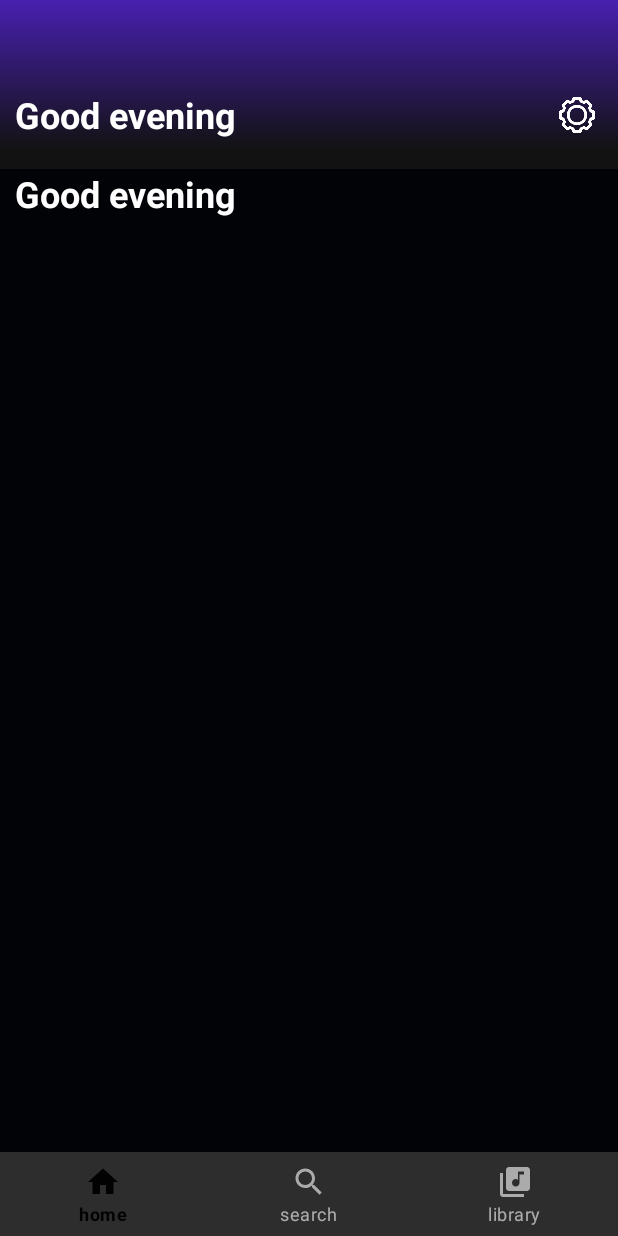
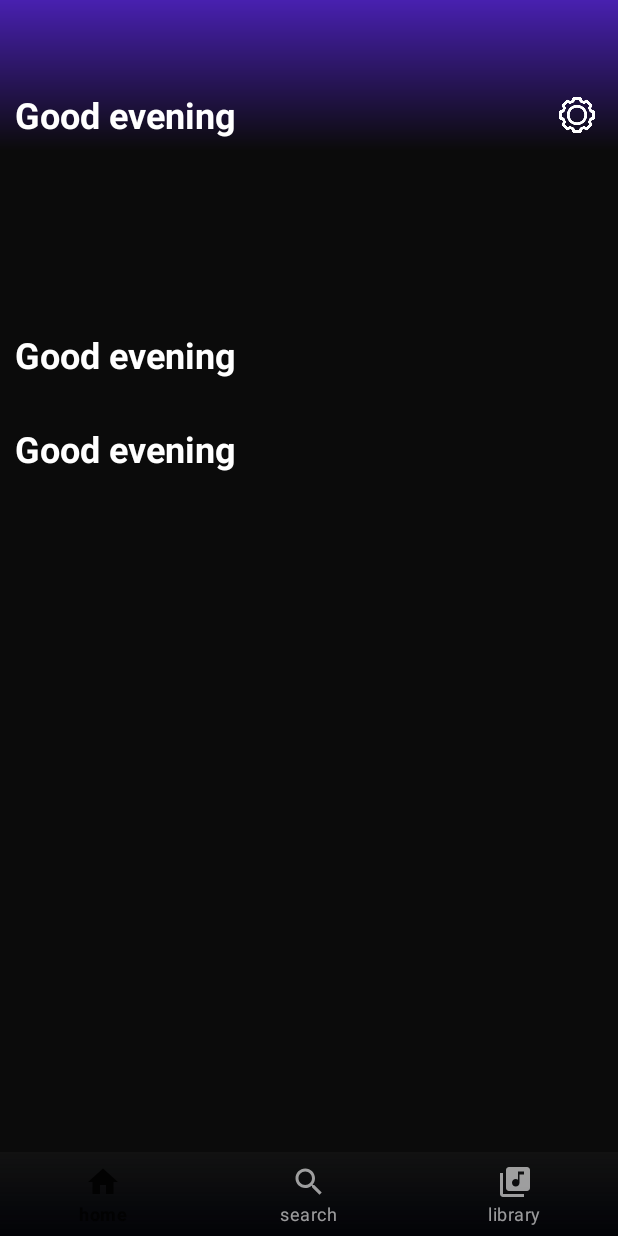
Before and after one commit to vickatGit/Spotify_Clone, an Android app: the HomeFragment screen opened directly, with no data from a screen before it, on a phone screen of 412 x 824 dp. Run offline under Robolectric (Android 15) with nearby library versions, the phone set to English and light mode, and no system bars; our stand-ins replace Firebase (no records; nobody signed in at launch, a user with empty details on screens opened directly); libraries missing offline, so code that uses them is left out: com.adamratzman.spotify; 17 statements that could not run were skipped.

Commit message:
whole HomeFragment converted into recyclerview

```diff
--- a/app/build.gradle
+++ b/app/build.gradle
@@ -66,6 +66,8 @@ implementation 'com.android.support:support-v4:28.0.0'
     implementation("com.adamratzman:spotify-api-kotlin-core:3.8.6")
     implementation("org.jetbrains.kotlinx:kotlinx-coroutines-core:1.6.4")
     implementation("org.jetbrains.kotlinx:kotlinx-coroutines-android:1.6.4")
+    implementation("org.jetbrains.kotlinx:kotlinx-serialization-json:1.2.1")
+    implementation("org.jetbrains.kotlinx:kotlinx-serialization-protobuf:1.2.1")
 
     implementation("com.squareup.retrofit2:converter-gson:2.9.0")
 
--- a/app/src/main/java/com/example/spotify_clone/Adapters/ParentClassAdapter.kt
+++ b/app/src/main/java/com/example/spotify_clone/Adapters/ParentClassAdapter.kt
@@ -7,28 +7,73 @@ import android.view.ViewGroup
 import android.widget.TextView
 import androidx.fragment.app.FragmentActivity
 import androidx.lifecycle.Observer
+import androidx.recyclerview.widget.GridLayoutManager
 import androidx.recyclerview.widget.LinearLayoutManager
 import androidx.recyclerview.widget.RecyclerView
+import com.adamratzman.spotify.models.SimplePlaylist
 import com.example.spotify_clone.Models.ApiRelatedModels.Thumbnail
 import com.example.spotify_clone.R
+import com.example.spotify_clone.ViewModels.HomeFragmentViewModel
 
-class ParentClassAdapter(val allLists: ArrayList<List<Thumbnail>>, val requireActivity: FragmentActivity) : RecyclerView.Adapter<ParentClassAdapter.ListHolder>() {
+class ParentClassAdapter(
+    val allLists: ArrayList<List<Thumbnail>>,
+    val requireActivity: FragmentActivity,
+    val viewModel: HomeFragmentViewModel
+) : RecyclerView.Adapter<RecyclerView.ViewHolder>() {
 
-    override fun onCreateViewHolder(parent: ViewGroup, viewType: Int): ListHolder {
-        val view=LayoutInflater.from(parent.context).inflate(R.layout.home_list_layout,parent,false)
-        return ListHolder(view)
+    private lateinit var homeTopCategoryAdaptor:HomeTopAdapter
+    private lateinit var allCategories:ArrayList<SimplePlaylist>
+
+
+    override fun onCreateViewHolder(parent: ViewGroup, viewType: Int): RecyclerView.ViewHolder {
+        var view:View
+        if(viewType==1){
+            view=LayoutInflater.from(parent.context).inflate(R.layout.home_top_and_grid_layout,parent,false)
+            return HomeTopHolder(view)
+        }else {
+            view = LayoutInflater.from(parent.context)
+                .inflate(R.layout.home_list_layout, parent, false)
+            return ListHolder(view)
+        }
     }
 
-    override fun onBindViewHolder(holder: ListHolder, position: Int) {
-        holder.list.layoutManager=LinearLayoutManager(requireActivity,LinearLayoutManager.HORIZONTAL,false)
-        val childList=allLists.get(position)
-        val childAdapter=ChildListAdapter(childList,requireActivity)
-        holder.list.setAdapter(childAdapter)
-        allLists.get(position).get(0).observer.observe(requireActivity, Observer {
-            childAdapter.updateAdapter(it!!,childAdapter)
-            Log.d("TAG", "onBindViewHolder: $it")
-        })
+    override fun getItemViewType(position: Int): Int {
+        if(position==0){
+            return  1
+        }
+        else
+            return 0
     }
+
+    override fun onBindViewHolder(holder: RecyclerView.ViewHolder, position: Int) {
+        if(position==0){
+            allCategories= ArrayList(5)
+            val view=holder as HomeTopHolder
+            view.topCategories.layoutManager=GridLayoutManager(requireActivity,2)
+            homeTopCategoryAdaptor= HomeTopAdapter(allCategories)
+            view.topCategories.adapter=homeTopCategoryAdaptor
+            viewModel.getFetchedCategories().observe(requireActivity, Observer {
+                allCategories.clear()
+                allCategories.addAll(it)
+                homeTopCategoryAdaptor.notifyDataSetChanged()
+
+            })
+        }
+        else {
+            val holder=holder as ListHolder
+
+            holder.list.layoutManager = LinearLayoutManager(requireActivity, LinearLayoutManager.HORIZONTAL, false)
+            holder.about.text = allLists.get(position).get(0).name
+            val childList = allLists.get(position)
+            val childAdapter = ChildListAdapter(childList, requireActivity)
+            holder.list.setAdapter(childAdapter)
+            allLists.get(position).get(0).observer.observe(requireActivity, Observer {
+                childAdapter.updateAdapter(it!!, childAdapter)
+                Log.d("TAG", "onBindViewHolder: $it")
+            })
+        }
+    }
+
 
     override fun getItemCount(): Int {
         return allLists.size
@@ -38,5 +83,10 @@ class ParentClassAdapter(val allLists: ArrayList<List<Thumbnail>>, val requireAc
         val list:RecyclerView=view.findViewById(R.id.list)
 
     }
+    inner class HomeTopHolder(view:View): RecyclerView.ViewHolder(view){
+        var topCategories:RecyclerView=view.findViewById(R.id.layout_grid)
+    }
+
+
 
 }
--- a/app/src/main/java/com/example/spotify_clone/Fragment/HomeFragment.kt
+++ b/app/src/main/java/com/example/spotify_clone/Fragment/HomeFragment.kt
@@ -6,6 +6,7 @@ import android.util.Log
 import android.view.LayoutInflater
 import android.view.View
 import android.view.ViewGroup
+import android.widget.ScrollView
 import androidx.fragment.app.Fragment
 import androidx.lifecycle.Observer
 import androidx.lifecycle.ViewModelProvider
@@ -22,15 +23,16 @@ import com.example.spotify_clone.ViewModels.HomeFragmentViewModel
 
 class HomeFragment : Fragment() {
     private lateinit var viewModel:HomeFragmentViewModel
-    private lateinit var artists:RecyclerView
+//    private lateinit var artists:RecyclerView
     private lateinit var allListsRecyclerView:RecyclerView
-    private lateinit var allArtists:ArrayList<Artist>
+    private lateinit var topScroller:ScrollView
+//    private lateinit var allArtists:ArrayList<Artist>
     private lateinit var allLists:ArrayList<List<Thumbnail>>
-    private lateinit var allCategories:ArrayList<SimplePlaylist>
+//    private lateinit var allCategories:ArrayList<SimplePlaylist>
     private lateinit var allListAdapter: ParentClassAdapter
-    private lateinit var homeTopCategoryAdaptor:HomeTopAdapter
-    private lateinit var actionBarView:View
-    private lateinit var gridView:RecyclerView
+//    private lateinit var homeTopCategoryAdaptor:HomeTopAdapter
+//    private lateinit var actionBarView:View
+//    private lateinit var gridView:RecyclerView
 
 
     override fun onCreate(savedInstanceState: Bundle?) {
@@ -47,27 +49,24 @@ class HomeFragment : Fragment() {
         initialiseViews(view)
 
         allLists= ArrayList(1)
-        gridView.layoutManager=GridLayoutManager(this.context,2)
+//        gridView.layoutManager=GridLayoutManager(this.context,2)
         allListsRecyclerView.layoutManager=LinearLayoutManager(this.context)
-        allListAdapter=ParentClassAdapter(allLists,this.requireActivity())
+        allListAdapter=ParentClassAdapter(allLists,this.requireActivity(),viewModel)
         allListsRecyclerView.adapter=allListAdapter
-        allCategories= ArrayList(5)
+
+//        allCategories= ArrayList(5)
 
 
-        homeTopCategoryAdaptor= HomeTopAdapter(allCategories)
-        gridView.adapter=homeTopCategoryAdaptor
+
+//        homeTopCategoryAdaptor= HomeTopAdapter(allCategories)
+//        gridView.adapter=homeTopCategoryAdaptor
 
 //        artists.adapter=artistsAdapter
-        viewModel.getFetchedCategories().observe(this.requireActivity(), Observer {
-            allCategories.clear()
-            allCategories.addAll(it)
-            homeTopCategoryAdaptor.notifyDataSetChanged()
 
-        })
         viewModel.getFetchedLists().observe(this.requireActivity(), Observer {
             if(it!=null){
                 allLists.clear()
-                Log.d("TAG", "onCreateView: parent notify data set changed")
+                Log.d("TAG", "onCreateView: parent notify data set changed and size is ${it}")
                 allLists.addAll(it)
 //                allArtists.clear()
 //                allArtists.addAll(it)
@@ -79,13 +78,12 @@ class HomeFragment : Fragment() {
     }
 
     private fun initialiseViews(view: View?) {
-        artists= view?.findViewById(R.id.all_lists)!!
-        actionBarView=view.findViewById(R.id.action_bar_gradient)
-        gridView=view.findViewById(R.id.layout_grid)
-        allListsRecyclerView=view.findViewById(R.id.all_lists)
-
-        artists.layoutManager = LinearLayoutManager(this.context,LinearLayoutManager.HORIZONTAL,false)
-        allArtists= ArrayList<Artist>()
+//        artists= view?.findViewById(R.id.all_lists)!!
+//        actionBarView=view.findViewById(R.id.action_bar_gradient)
+//        gridView=view.findViewById(R.id.layout_grid)
+        allListsRecyclerView=view?.findViewById(R.id.all_lists)!!
+//        artists.layoutManager = LinearLayoutManager(this.context,LinearLayoutManager.HORIZONTAL,false)
+//        allArtists= ArrayList<Artist>()
 
     }
 }
--- a/app/src/main/java/com/example/spotify_clone/Repository/DataRepository.kt
+++ b/app/src/main/java/com/example/spotify_clone/Repository/DataRepository.kt
@@ -22,14 +22,17 @@ class DataRepository {
     var user:UserModel?=null
     var isExist:Boolean=false
     var some: DocumentSnapshot? =null
+    private var allLists:MutableLiveData<List<List<Thumbnail>>> = MutableLiveData()
 //    private var allArtists:MutableLiveData<List<Artist>?> = MutableLiveData()
+    private var commonLists=ArrayList<List<Thumbnail>>(1)
     private var allArtists:MutableLiveData<List<Thumbnail>?> = MutableLiveData()
-    private var allLists:MutableLiveData<List<List<Thumbnail>>> = MutableLiveData()
-    private var lists=ArrayList<List<Thumbnail>>(1)
+    private var featuredPlaylists:MutableLiveData<List<Thumbnail>?> = MutableLiveData()
+
     private var allCategories:MutableLiveData<List<SimplePlaylist>> = MutableLiveData()
 
 
     companion object{
+
         private val CLIENT_ID="a7ade92373684af7b78d8382b1031827"
         private val CLIENT_SECRET="4b8c41c29cfd497298b910335d9599a1"
         private val TAG="tag"
@@ -97,7 +100,6 @@ class DataRepository {
         CoroutineScope(Dispatchers.IO).launch {
             Log.d(TAG, "fetchArtists: repo")
             val api=spotifyAppApi(CLIENT_ID, CLIENT_SECRET).build()
-//            val artists: List<Artist?> = api.artists.getArtists("2CIMQHirSU0MQqyYHq0eOx","57dN52uHvrHOxijzpIgu3E","1vCWHaC5f2uS3yhpwWbIA6")
             var allData:MutableLiveData<List<Thumbnail>> = MutableLiveData()
             val thumbnails=ArrayList<Thumbnail>(1)
             var thumb:Thumbnail
@@ -107,15 +109,18 @@ class DataRepository {
                 thumb.observer = allArtists
                 thumbnails.add(thumb)
             }
-            lists.add(thumbnails)
-            allLists.postValue(lists)
+
+            commonLists.add(thumbnails)
+            commonLists.add(thumbnails)
+            Log.d(TAG, "getFeaturedPlaylists: length "+ commonLists.size)
+            allLists.postValue(commonLists)
             allArtists.postValue(thumbnails)
         }
 
     }
-    fun fetchedArists(): MutableLiveData<List<Thumbnail>?> {
-        return allArtists
-    }
+//    fun fetchedArists(): MutableLiveData<List<Thumbnail>?> {
+//        return allArtists
+//    }
     fun fetchedLists(): MutableLiveData<List<List<Thumbnail>>> {
         return allLists
     }
@@ -124,6 +129,7 @@ class DataRepository {
             val api=spotifyAppApi(CLIENT_ID, CLIENT_SECRET).build()
             val categories=api.browse.getCategoryList(5,null,null,Market.IN)
             val gson= Gson()
+            Log.d(TAG, "fetchTopList: "+api.token)
 
             val playCategories:ArrayList<SpotifyCategory> = ArrayList()
             val obj=api.browse.getPlaylistsForCategory(categories.get(0).id,6).items
@@ -131,7 +137,24 @@ class DataRepository {
             allCategories.postValue(obj)
         }
     }
+
     fun getAllCatgories(): MutableLiveData<List<SimplePlaylist>> {
         return allCategories
     }
+    fun getFeaturedPlaylists(){
+        CoroutineScope(Dispatchers.IO).launch {
+            val api=spotifyAppApi(CLIENT_ID, CLIENT_SECRET).build()
+            var thumb:Thumbnail
+            var thumbnails=ArrayList<Thumbnail>(1)
+            val obj=api.browse.getNewReleasesRestAction(1,null,Market.IN)
+            api.browse.getFeaturedPlaylists(10).playlists.items.forEach {
+                thumb=Thumbnail(it.images.get(it.images.size-1).url,it.name,it.type,it.id,featuredPlaylists)
+                thumbnails.add(thumb)
+            }
+            commonLists.add(thumbnails)
+            Log.d(TAG, "getFeaturedPlaylists: length "+ commonLists.size)
+            allLists.postValue(commonLists)
+            featuredPlaylists.postValue(thumbnails)
+        }
+    }
 }
--- a/app/src/main/java/com/example/spotify_clone/ViewModels/HomeFragmentViewModel.kt
+++ b/app/src/main/java/com/example/spotify_clone/ViewModels/HomeFragmentViewModel.kt
@@ -15,6 +15,7 @@ class HomeFragmentViewModel: ViewModel() {
         repo=DataRepository()
         repo.fetchArtists()
         repo.fetchTopList()
+        repo.getFeaturedPlaylists()
         Log.d("TAG", "viewmodel: ")
     }
 //    fun fetchedPopularArtist(): MutableLiveData<List<Artist>?> {
--- a/app/src/main/res/drawable/bottom_naviagtion_icon_selector_bg.xml
+++ /dev/null
@@ -1,5 +0,0 @@
-<?xml version="1.0" encoding="utf-8"?>
-<selector xmlns:android="http://schemas.android.com/apk/res/android">
-    <item android:state_checked="true" android:color="@color/secondaryTextColor"/>
-    <item android:state_checked="false" android:color="#A6A6A6"/>
-</selector>
--- /dev/null
+++ b/app/src/main/res/drawable/bottom_navigation_bg.xml
@@ -0,0 +1,8 @@
+<?xml version="1.0" encoding="utf-8"?>
+<shape xmlns:android="http://schemas.android.com/apk/res/android" android:shape="rectangle">
+    <gradient
+        android:startColor="@android:color/transparent"
+        android:endColor="@color/secondaryDarkColor"
+        android:angle="-90"/>
+
+</shape>
--- a/app/src/main/res/drawable/home_fragment_action_bar_background.xml
+++ b/app/src/main/res/drawable/home_fragment_action_bar_background.xml
@@ -2,8 +2,8 @@
 <shape xmlns:android="http://schemas.android.com/apk/res/android">
     <gradient
         android:startColor="@color/purple_600"
-        android:endColor="#121212"
-        android:centerColor="#121212"
+        android:endColor="@color/spotify_background"
+        android:centerColor="@color/spotify_background"
         android:useLevel="false"
 
         android:angle="-45"/>
--- a/app/src/main/res/layout/activity_spotify.xml
+++ b/app/src/main/res/layout/activity_spotify.xml
@@ -17,7 +17,7 @@
         android:id="@+id/bottomNavigationView"
         android:layout_width="match_parent"
         android:layout_height="wrap_content"
-
+        android:background="@drawable/bottom_navigation_bg"
         app:layout_constraintBottom_toBottomOf="parent"
         app:menu="@menu/navigation_menu" />
 
--- a/app/src/main/res/layout/artist_layout.xml
+++ b/app/src/main/res/layout/artist_layout.xml
@@ -8,8 +8,8 @@
 
     <de.hdodenhof.circleimageview.CircleImageView
         android:id="@+id/artist_profile"
-        android:layout_width="160dp"
-        android:layout_height="160dp"
+        android:layout_width="130dp"
+        android:layout_height="130dp"
         android:src="@drawable/sample_artist"
         app:layout_constraintStart_toStartOf="parent"
         app:layout_constraintTop_toTopOf="parent" />
@@ -24,7 +24,7 @@
         android:text="Artist"
         android:textAlignment="center"
         android:textColor="@color/secondaryTextColor"
-        android:textSize="22sp"
+        android:textSize="16sp"
         android:textStyle="bold"
         android:layout_marginTop="7dp"
         app:layout_constraintEnd_toEndOf="@+id/artist_profile"
--- a/app/src/main/res/layout/fragment_home.xml
+++ b/app/src/main/res/layout/fragment_home.xml
@@ -4,7 +4,7 @@
     xmlns:tools="http://schemas.android.com/tools"
     android:layout_width="match_parent"
     android:layout_height="match_parent"
-    android:background="#121212"
+    android:background="@color/spotify_background"
     tools:context=".Fragment.HomeFragment">
 
 
@@ -12,60 +12,60 @@
         android:layout_width="match_parent"
         android:layout_height="match_parent">
 
-        <View
-            android:id="@+id/action_bar_gradient"
-            android:layout_width="match_parent"
-            android:layout_height="200dp"
-            android:background="@drawable/home_fragment_action_bar_background"
-            app:layout_constraintStart_toStartOf="parent"
-            app:layout_constraintTop_toTopOf="parent" />
+<!--        <View-->
+<!--            android:id="@+id/action_bar_gradient"-->
+<!--            android:layout_width="match_parent"-->
+<!--            android:layout_height="200dp"-->
+<!--            android:background="@drawable/home_fragment_action_bar_background"-->
+<!--            app:layout_constraintStart_toStartOf="parent"-->
+<!--            app:layout_constraintTop_toTopOf="parent" />-->
 
-        <ImageView
-            android:layout_width="24dp"
-            android:layout_height="24dp"
-            android:src="@drawable/settings_icon"
-            app:layout_constraintBottom_toBottomOf="@+id/greeting_message"
-            android:layout_marginEnd="15dp"
-            app:layout_constraintEnd_toEndOf="parent"
-            app:layout_constraintTop_toTopOf="@+id/greeting_message"
-            app:tint="@color/secondaryTextColor" />
+<!--        <ImageView-->
+<!--            android:layout_width="24dp"-->
+<!--            android:layout_height="24dp"-->
+<!--            android:src="@drawable/settings_icon"-->
+<!--            app:layout_constraintBottom_toBottomOf="@+id/greeting_message"-->
+<!--            android:layout_marginEnd="15dp"-->
+<!--            app:layout_constraintEnd_toEndOf="parent"-->
+<!--            app:layout_constraintTop_toTopOf="@+id/greeting_message"-->
+<!--            app:tint="@color/secondaryTextColor" />-->
 
-        <TextView
-            android:id="@+id/greeting_message"
-            android:layout_width="wrap_content"
-            android:layout_height="wrap_content"
-            android:text="Good evening"
-            android:textColor="@color/secondaryTextColor"
-            android:textSize="24sp"
-            android:textStyle="bold"
+<!--        <TextView-->
+<!--            android:id="@+id/greeting_message"-->
+<!--            android:layout_width="wrap_content"-->
+<!--            android:layout_height="wrap_content"-->
+<!--            android:text="Good evening"-->
+<!--            android:textColor="@color/secondaryTextColor"-->
+<!--            android:textSize="24sp"-->
+<!--            android:textStyle="bold"-->
 
-            android:layout_marginTop="60dp"
-            android:layout_marginStart="10dp"
-            app:layout_constraintStart_toStartOf="parent"
-            app:layout_constraintTop_toTopOf="parent" />
+<!--            android:layout_marginTop="60dp"-->
+<!--            android:layout_marginStart="10dp"-->
+<!--            app:layout_constraintStart_toStartOf="parent"-->
+<!--            app:layout_constraintTop_toTopOf="parent" />-->
 
 
-        <androidx.recyclerview.widget.RecyclerView
-            android:id="@+id/layout_grid"
-            android:layout_width="match_parent"
-            android:layout_height="wrap_content"
-            android:layout_marginStart="10dp"
-            android:layout_marginEnd="10dp"
-            app:layout_constraintEnd_toEndOf="parent"
-            app:layout_constraintStart_toStartOf="parent"
-            app:layout_constraintTop_toBottomOf="@+id/greeting_message" />
+<!--        <androidx.recyclerview.widget.RecyclerView-->
+<!--            android:id="@+id/layout_grid"-->
+<!--            android:layout_width="match_parent"-->
+<!--            android:layout_height="wrap_content"-->
+<!--            android:layout_marginStart="10dp"-->
+<!--            android:layout_marginEnd="10dp"-->
+<!--            app:layout_constraintEnd_toEndOf="parent"-->
+<!--            app:layout_constraintStart_toStartOf="parent"-->
+<!--            app:layout_constraintTop_toBottomOf="@+id/greeting_message" />-->
 
 
         <androidx.recyclerview.widget.RecyclerView
             android:id="@+id/all_lists"
             android:layout_width="match_parent"
-            android:layout_height="0dp"
+            android:layout_height="match_parent"
             android:visibility="visible"
-            android:layout_marginTop="20dp"
-            android:orientation="horizontal"
+            android:backgroundTint="@color/spotify_background"
+            android:orientation="vertical"
             app:layout_constraintBottom_toBottomOf="parent"
             app:layout_constraintStart_toStartOf="parent"
-            app:layout_constraintTop_toBottomOf="@+id/layout_grid" />
+             />
 
 
     </androidx.constraintlayout.widget.ConstraintLayout>
--- a/app/src/main/res/layout/home_list_layout.xml
+++ b/app/src/main/res/layout/home_list_layout.xml
@@ -2,8 +2,9 @@
 <androidx.constraintlayout.widget.ConstraintLayout xmlns:android="http://schemas.android.com/apk/res/android"
     xmlns:app="http://schemas.android.com/apk/res-auto"
     android:layout_width="match_parent"
-    android:background="@color/secondaryDarkColor"
-    android:layout_height="match_parent">
+    android:layout_marginTop="20dp"
+    android:background="@color/spotify_background"
+    android:layout_height="wrap_content">
 
     <TextView
         android:id="@+id/which"
--- /dev/null
+++ b/app/src/main/res/layout/home_top_and_grid_layout.xml
@@ -0,0 +1,51 @@
+<?xml version="1.0" encoding="utf-8"?>
+<androidx.constraintlayout.widget.ConstraintLayout xmlns:android="http://schemas.android.com/apk/res/android"
+    android:layout_width="match_parent"
+    android:layout_height="wrap_content"
+    xmlns:app="http://schemas.android.com/apk/res-auto">
+
+    <View
+        android:id="@+id/action_bar_gradient"
+        android:layout_width="match_parent"
+        android:layout_height="200dp"
+        android:background="@drawable/home_fragment_action_bar_background"
+        app:layout_constraintStart_toStartOf="parent"
+        app:layout_constraintTop_toTopOf="parent" />
+
+    <ImageView
+        android:layout_width="24dp"
+        android:layout_height="24dp"
+        android:src="@drawable/settings_icon"
+        app:layout_constraintBottom_toBottomOf="@+id/greeting_message"
+        android:layout_marginEnd="15dp"
+        app:layout_constraintEnd_toEndOf="parent"
+        app:layout_constraintTop_toTopOf="@+id/greeting_message"
+        app:tint="@color/secondaryTextColor" />
+
+    <TextView
+        android:id="@+id/greeting_message"
+        android:layout_width="wrap_content"
+        android:layout_height="wrap_content"
+        android:text="Good evening"
+        android:textColor="@color/secondaryTextColor"
+        android:textSize="24sp"
+        android:textStyle="bold"
+
+        android:layout_marginTop="60dp"
+        android:layout_marginStart="10dp"
+        app:layout_constraintStart_toStartOf="parent"
+        app:layout_constraintTop_toTopOf="parent" />
+
+
+    <androidx.recyclerview.widget.RecyclerView
+        android:id="@+id/layout_grid"
+        android:layout_width="match_parent"
+        android:layout_height="wrap_content"
+        android:layout_marginStart="10dp"
+        android:layout_marginEnd="10dp"
+        app:layout_constraintEnd_toEndOf="parent"
+        app:layout_constraintStart_toStartOf="parent"
+        app:layout_constraintTop_toBottomOf="@+id/greeting_message" />
+
+
+</androidx.constraintlayout.widget.ConstraintLayout>
--- a/app/src/main/res/values/colors.xml
+++ b/app/src/main/res/values/colors.xml
@@ -19,5 +19,6 @@
         <color name="secondaryTextColor">#ffffff</color>
         <color name="spotifyThemeColor">#00CB51</color>
     <color name="purple_600">#4820B0</color>
+    <color name="spotify_background">#0B0B0B</color>
 
 </resources>
```
